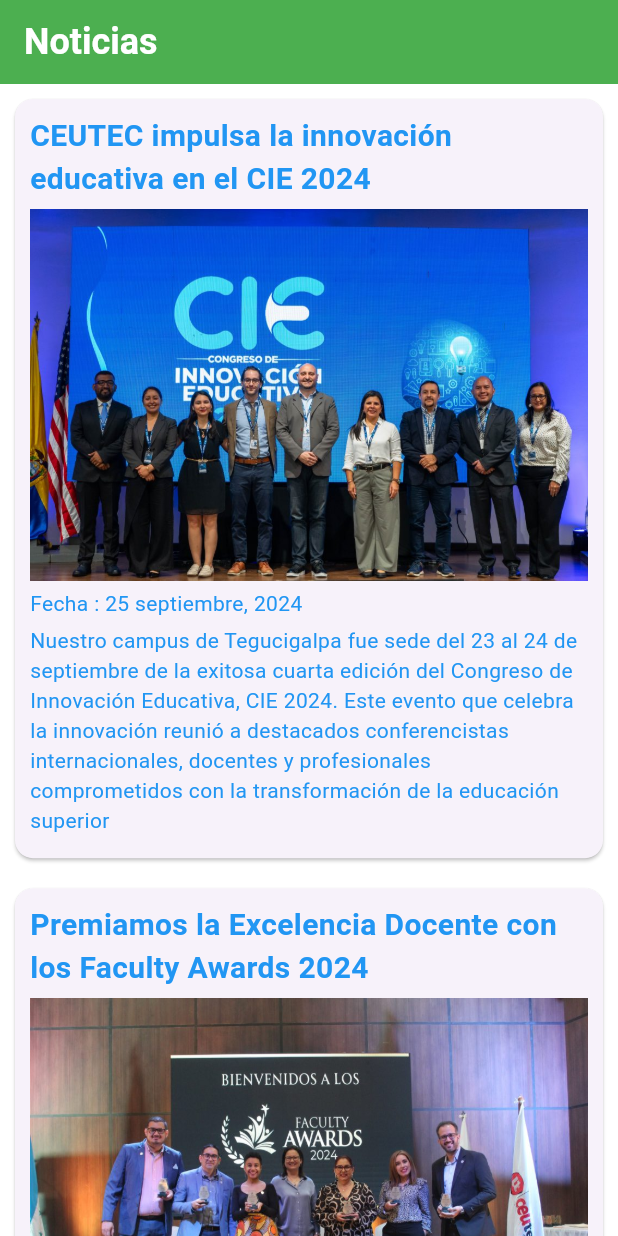
After one commit to bmurcia/flutter-examen1, a Flutter app: the NewsScreen screen opened by its route, on a phone screen of 412 x 824 dp. The commit adds this screen. Run offline on Flutter 3.47's test engine with Material 3 defaults, Android fonts, the phone set to English and light mode, and no system bars; our stand-ins replace go_router.

Commit message:
Actualizaciones al home_screen

```diff
--- a/lib/presentation/router/main_router.dart
+++ b/lib/presentation/router/main_router.dart
@@ -1,5 +1,5 @@
 
-import 'package:flutter_examen1/presentation/screen/home/home_screen.dart';
+import 'package:flutter_examen1/presentation/screen/index.dart';
 import 'package:go_router/go_router.dart';
 
 
@@ -8,4 +8,8 @@
     path: '/',
     builder: (context, state) => const HomeScreen(),
   ),
+  GoRoute(
+    path: '/news',
+    builder:(context, tate) => const NewsScreen(),
+  )
 ]);
--- a/lib/presentation/screen/home/home_screen.dart
+++ b/lib/presentation/screen/home/home_screen.dart
@@ -16,7 +16,7 @@
             child: Column(
           mainAxisAlignment: MainAxisAlignment.end,
           children: [
-            const Text('Welcome to Flutter News',
+            const Text('CEUTEC NEWS',
                 style: TextStyle(fontSize: 25, color: Colors.black)),
             const SizedBox(height: 70),
             Padding(
--- /dev/null
+++ b/lib/presentation/screen/home/pages/news.dart
@@ -0,0 +1,85 @@
+import 'package:flutter/material.dart';
+
+class NewsScreen extends StatelessWidget {
+  const NewsScreen({super.key});
+
+  static const List<Map<String, String>> eventos =[
+    {
+      "eventName": "CEUTEC impulsa la innovación educativa en el CIE 2024",
+      "date": "25 septiembre, 2024",
+      "url": "asset/image/CIE2024.jpg",
+      "details": "Nuestro campus de Tegucigalpa fue sede del 23 al 24 de septiembre de la exitosa cuarta edición del Congreso de Innovación Educativa, CIE 2024. Este evento que celebra la innovación reunió a destacados conferencistas internacionales, docentes y profesionales comprometidos con la transformación de la educación superior"
+    },
+    {
+      "eventName": "Premiamos la Excelencia Docente con los Faculty Awards 2024",
+      "date": "16 septiembre, 2024",
+      "url": "asset/image/premios.jpg",
+      "details": "Estamos emocionados de compartir los resultados de la tercera edición de los Faculty Awards, un evento que celebra a nuestros docentes excepcionales en el marco del Día del Docente, celebrado cada 17 de septiembre en Honduras. Este evento es una oportunidad para reconocer y premiar a aquellos educadores que se distinguen por su compromiso, disponibilidad y dedicación en la formación de nuestros estudiantes."
+    },
+    {
+      "eventName": "Exitosa jornada de donación de sangre por comunidad CEUTEC",
+      "date": "7 septiembre, 2024",
+      "url": "asset/image/donacion.jpeg",
+      "details": "La comunidad universitaria del Centro Universitario Tecnológico demostró una vez más su compromiso con la sociedad a través de una significativa actividad de voluntariado corporativo y vinculación estudiantil. Durante esta jornada de donación de sangre, colaboradores, docentes y estudiantes de CEUTEC se unieron para recolectar un total de 179 pintas de sangre a nivel nacional junto a la comunidad UNITEC."
+    }
+
+  ];
+
+  @override
+  Widget build(BuildContext context) {
+    return Scaffold(
+      appBar: AppBar(
+        title: const Text("Noticias"),
+      ),
+      body: ListView.builder(
+        itemCount: eventos.length,
+        itemBuilder: (context, index ){
+          final evento = eventos[index];
+
+          return Card(
+            margin: const EdgeInsets.all(10),
+            child: Padding(
+              padding: const EdgeInsets.all(10),
+              child: Column(
+                crossAxisAlignment: CrossAxisAlignment.start,
+                children: [
+                  Text(
+                    evento['eventName']!,
+                    style: const TextStyle(
+                      fontSize: 20,
+                      fontWeight: FontWeight.bold,
+                      color: Colors.blue,
+                    ),
+                  ),
+                  const SizedBox(height: 5),
+                  Image.asset(
+                    evento['url']!,
+                    fit: BoxFit.cover,
+                  ),
+
+                  const SizedBox(height: 5),
+
+                  Text(
+                    'Fecha : ${evento['date']}',
+                    style: const TextStyle(color: Colors.blue),
+                  ),
+                  const SizedBox(height: 5),
+
+                  Text(
+                    '${evento['details']}',
+                    style: const TextStyle(color: Colors.blue),
+                  ),
+                  const SizedBox(height: 5),
+
+
+
+                ],
+              ),
+            ),
+          );
+
+        },
+      ),
+    );
+  }
+}
--- a/lib/presentation/screen/home/widgets/main_menu.dart
+++ b/lib/presentation/screen/home/widgets/main_menu.dart
@@ -21,6 +21,12 @@
             onTap: () {
               context.pop();
             },
+          ),
+          ListTile(
+            title: const Text('Noticias'),
+            onTap: () {
+              context.push('/news');
+            },
           )
         ],
       ),
--- a/lib/presentation/screen/index.dart
+++ b/lib/presentation/screen/index.dart
@@ -1 +1,2 @@
 export 'home/home_screen.dart';
+export 'home/pages/news.dart';
--- a/pubspec.yaml
+++ b/pubspec.yaml
@@ -21,4 +21,7 @@
   assets:
     - asset/image/welcome.jpg
     - asset/image/welcome.webp
+    - asset/image/CIE2024.jpg
+    - asset/image/premios.jpg
+    - asset/image/donacion.jpeg
     - asset/document/
```
Also changed, not shown: asset/image/CIE2024.jpg (added), asset/image/donacion.jpeg (added), asset/image/premios.jpg (added).
